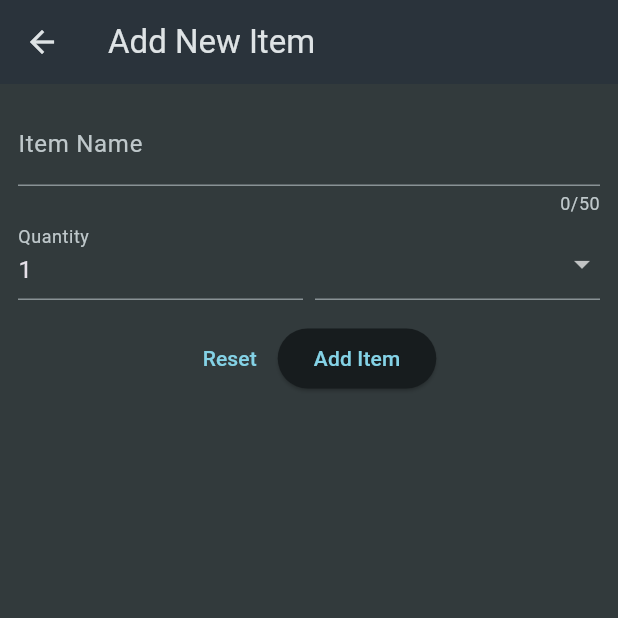
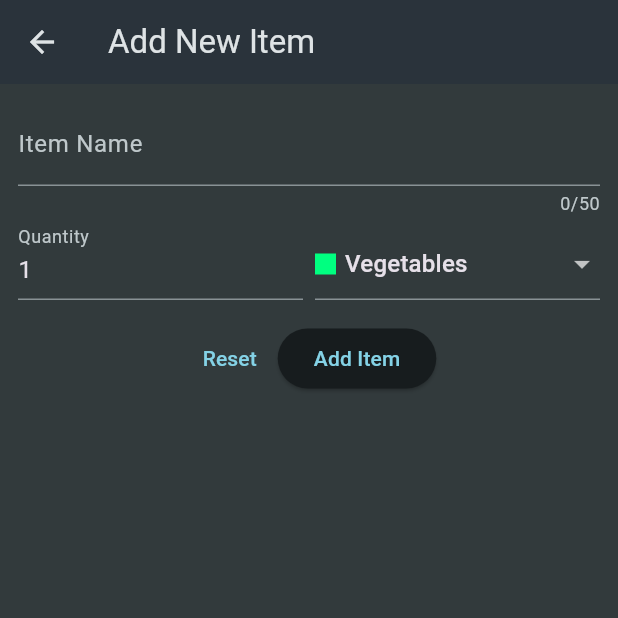
Before and after one commit to krushnadiwate2417/Flutter_Projects, a Flutter app: the screen it shows after launch, after a tap on the "add" icon, on a phone screen of 412 x 824 dp, the top half of it. Run offline on Flutter 3.47's test engine with Material 3 defaults, Android fonts, the phone set to English and light mode, and no system bars; our stand-ins replace flutter_riverpod, google_fonts, transparent_image.

Commit message:
Added New Items Screen

```diff
--- a/shopping_list/lib/widgets/home.dart
+++ b/shopping_list/lib/widgets/home.dart
@@ -1,17 +1,27 @@
 import 'package:flutter/material.dart';
 import 'package:shopping_list/data/dummy_items.dart';
+import 'package:shopping_list/models/grocery_item.dart';
 import 'package:shopping_list/widgets/new_item.dart';
 
 class Home extends StatefulWidget{
   const Home({super.key});
+
+
 
   @override
   State<Home> createState() => _HomeState();
 }
 
 class _HomeState extends State<Home> {
-  void _addItem(){
-            Navigator.of(context).push(MaterialPageRoute(builder: (ctx)=>NewItem()));
+    final List<GroceryItem> groceryItemsDynamic = [];
+  void _addItem()async{
+            final result = await Navigator.of(context)
+                .push(MaterialPageRoute(builder: (ctx)=>NewItem()));
+            if(result == null) return;
+            setState(() {
+              groceryItemsDynamic.add(result);
+            });
+
           }
 
   @override
@@ -26,15 +36,34 @@ class _HomeState extends State<Home> {
           IconButton(onPressed: _addItem, icon: Icon(Icons.add,color: Colors.white,))
         ],
       ),
-      body: ListView.builder(
-        itemCount: groceryItems.length,
+      body: groceryItemsDynamic.isEmpty?
+       Center(child: Column(
+        mainAxisAlignment: MainAxisAlignment.center,
+        children: [
+          Text('!! List is Empty !!',
+        style: TextStyle(fontSize: 40),
+       ),
+       const SizedBox(height: 10,),
+       Text('Try Adding Some Items...',
+        style: TextStyle(fontSize: 20),
+       )
+        ],
+       ),)
+      : ListView.builder(
+        itemCount: groceryItemsDynamic.length,
         itemBuilder: (ctx,index)=>
-           ListTile(
-            title: Text(groceryItems[index].name),
-            leading: Container(width: 24,height: 24,color:groceryItems[index].category.color ,),
-            trailing: Text('${groceryItems[index].quantity}',style: TextStyle(
-              fontSize: 15
-            ),),
+           Dismissible(
+            onDismissed: (val){
+
+            },
+            key: ValueKey(index),
+             child: ListTile(
+              title: Text(groceryItemsDynamic[index].name),
+              leading: Container(width: 24,height: 24,color:groceryItemsDynamic[index].category.color ,),
+              trailing: Text('${groceryItemsDynamic[index].quantity}',style: TextStyle(
+                fontSize: 15
+              ),),
+             ),
            )
         )
     );
--- a/shopping_list/lib/widgets/new_item.dart
+++ b/shopping_list/lib/widgets/new_item.dart
@@ -5,6 +5,7 @@
 import 'package:flutter/material.dart';
 import 'package:shopping_list/data/categories.dart';
 import 'package:shopping_list/models/category.dart';
+import 'package:shopping_list/models/grocery_item.dart';
 
 class NewItem extends StatefulWidget{
   const NewItem({super.key});
@@ -16,6 +17,25 @@ class NewItem extends StatefulWidget{
 }
 
 class _NewItemState extends State<NewItem>{
+
+  final _formKey = GlobalKey<FormState>();
+
+  var _enteredName = '';
+  var _enteredQuantity = 1;
+  var _selectedCategory = categories[Categories.vegetables]!;
+
+  void _saveItem(){
+    if (_formKey.currentState!.validate()){
+      _formKey.currentState!.save();
+      Navigator.of(context).pop(
+        GroceryItem(id: DateTime.now().toString(),
+        name: _enteredName,
+        quantity: _enteredQuantity,
+        category: _selectedCategory)
+      );
+    }
+  }
+
   @override
   Widget build(BuildContext context) {
     return Scaffold(
@@ -25,6 +45,7 @@ class _NewItemState extends State<NewItem>{
       body: Padding(
         padding: const EdgeInsets.all(12),
         child: Form(
+          key: _formKey,
           child: Column(
             children: [
               TextFormField(
@@ -33,7 +54,18 @@ class _NewItemState extends State<NewItem>{
                   label: Text('Item Name'),
                 ),
                 validator: (value){
-                  return 'Demo...';
+                  if(
+                    value == null ||
+                    value.isEmpty ||
+                    value.trim().length <= 1 ||
+                    value.trim().length > 50
+                  ){
+                    return 'Enter Item Name between 1 and 50 Characters';
+                  }
+                  return null;
+                },
+                onSaved: (value){
+                  _enteredName = value!;
                 },
               ),
               Row(
@@ -45,14 +77,30 @@ class _NewItemState extends State<NewItem>{
                         label: Text('Quantity')
                       ),
                       initialValue: '1',
+                      validator: (value){
+                        if(
+                          value == null ||
+                          value.isEmpty ||
+                          int.tryParse(value) == null ||
+                          int.tryParse(value)! <= 0
+                        ){
+                          return 'Enter Proper Quantity Number';
+                        }
+                        return null;
+                      },
+                      onSaved: (value){
+                        _enteredQuantity = int.parse(value!);
+                      },
                     ),
                   ),
                   SizedBox(width: 8,),
                   Expanded(
-                    child: DropdownButtonFormField(items: [
+                    child: DropdownButtonFormField(
+                      value: _selectedCategory,
+                      items: [
                       for (final category in categories.entries)
                         DropdownMenuItem(
-                          value: category,
+                          value: category.value,
                           child: Row(
                           children: [
                             Container(width: 14,height: 14,color: category.value.color,),
@@ -60,7 +108,11 @@ class _NewItemState extends State<NewItem>{
                             Text(category.value.title)
                           ],
                         ))
-                    ], onChanged: (value){}),
+                    ], onChanged: (value){
+                      setState(() {
+                      _selectedCategory = value!;
+                      });
+                    }),
                   ),
                 ],
               ),
@@ -68,8 +120,10 @@ class _NewItemState extends State<NewItem>{
               Row(
                 mainAxisAlignment: MainAxisAlignment.center,
                 children: [
-                  TextButton(onPressed: (){}, child: Text('Reset')),
-                  ElevatedButton(onPressed: (){}, child: Text('Add Item'))
+                  TextButton(onPressed: (){
+                    _formKey.currentState!.reset();
+                  }, child: Text('Reset')),
+                  ElevatedButton(onPressed:_saveItem, child: Text('Add Item'))
                 ],
               )
             ],
```
